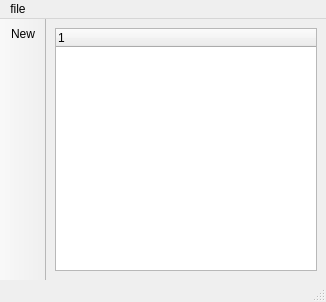
Before: the Qt Designer form IpCalc2/mainwindow.ui in DemVD/OOP, drawn with Qt 5.
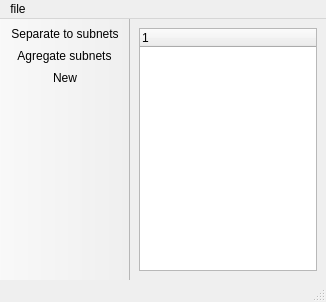
After: the same form once the commit is applied. Icons and pictures are not drawn.

What changed in the file:
```diff
--- a/IpCalc2/mainwindow.ui
+++ b/IpCalc2/mainwindow.ui
@@ -74,6 +74,8 @@
    <attribute name="toolBarBreak">
     <bool>false</bool>
    </attribute>
+   <addaction name="actionSeparate"/>
+   <addaction name="actionAgregate"/>
    <addaction name="actionNew"/>
   </widget>
   <action name="actionNew">
@@ -100,6 +102,24 @@
     <string>Exit the program</string>
    </property>
   </action>
+  <action name="actionSeparate">
+   <property name="icon">
+    <iconset resource="source.qrc">
+     <normaloff>:/icons/img/iconfinder_Flow_block_131774.png</normaloff>:/icons/img/iconfinder_Flow_block_131774.png</iconset>
+   </property>
+   <property name="text">
+    <string>Separate to subnets</string>
+   </property>
+  </action>
+  <action name="actionAgregate">
+   <property name="icon">
+    <iconset resource="source.qrc">
+     <normaloff>:/icons/img/flow2.png</normaloff>:/icons/img/flow2.png</iconset>
+   </property>
+   <property name="text">
+    <string>Agregate subnets</string>
+   </property>
+  </action>
  </widget>
  <resources>
   <include location="source.qrc"/>
```
Left out of the diff: 2 changed lines with no effect on the pictures.
